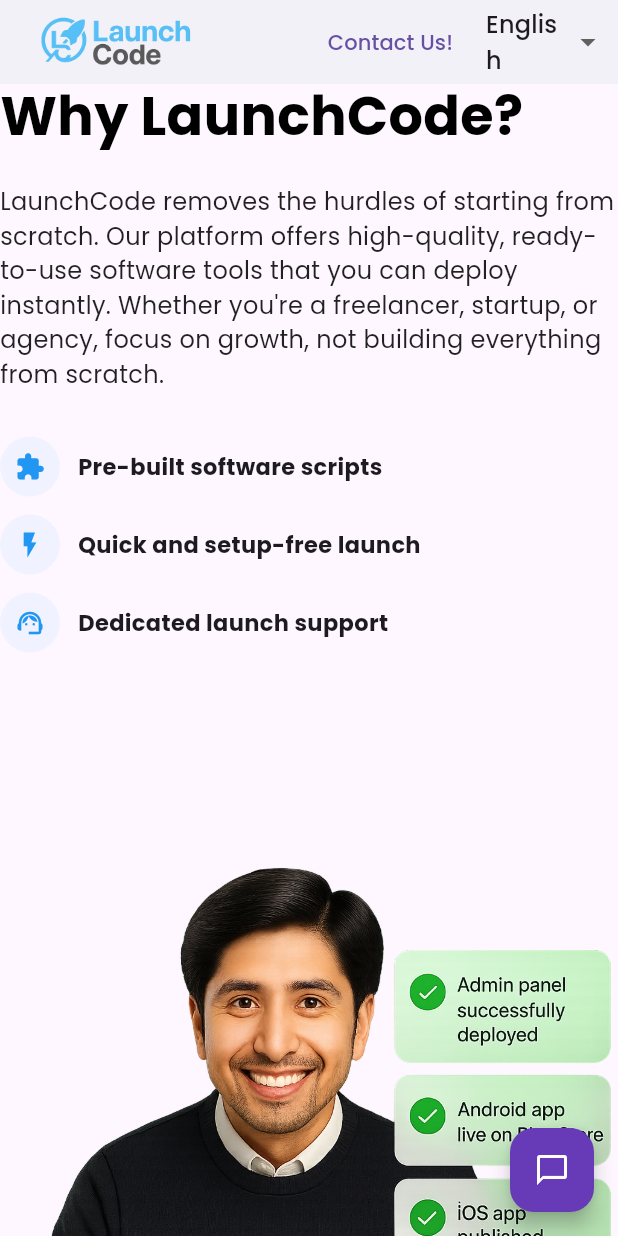
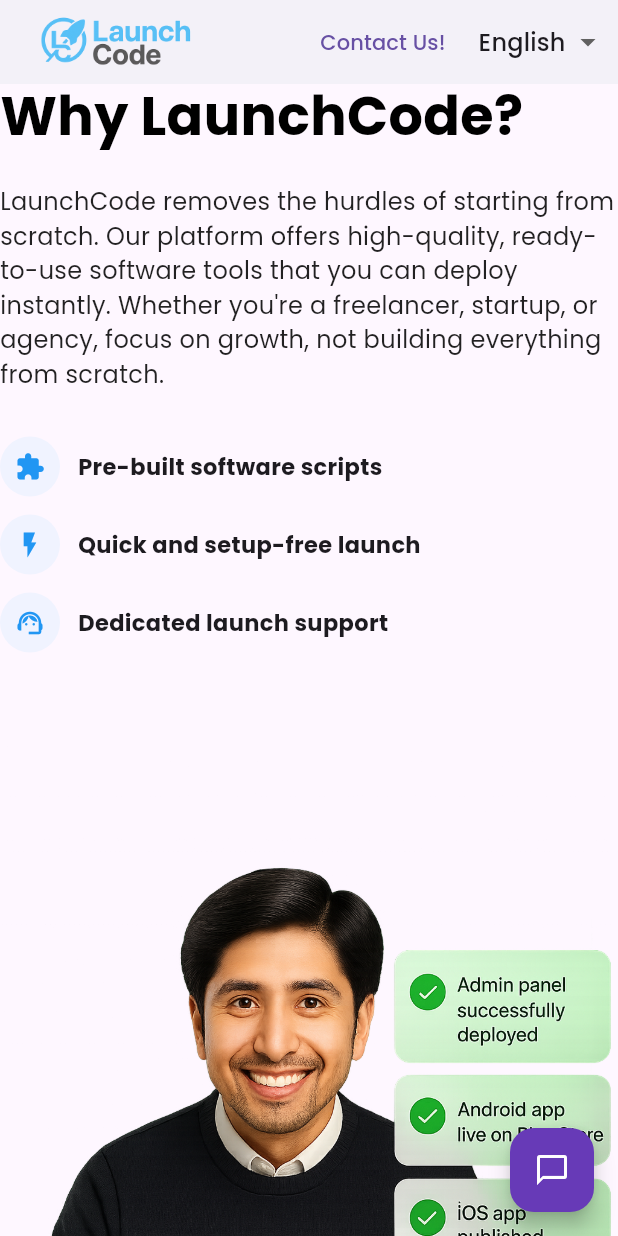
Before and after one commit to Abdullah4445/privatily_app_abdullah, a Flutter app: the screen it shows after launch, scrolled down 1728 dp, on a phone screen of 412 x 824 dp. Run offline on Flutter 3.47's test engine with Material 3 defaults, Android fonts, the phone set to English and light mode, and no system bars; our stand-ins replace animated_text_kit, cloud_firestore, firebase_auth, firebase_core, font_awesome_flutter, gap and 5 more; missing offline and left inert: carousel_slider_plus, seo; accounts and stored records are empty; project files that could hold a hidden picture were left out.

Commit message:
change responsive footer according to mobile and desktop screens

```diff
--- a/lib/modules/sections/FooterSection.dart
+++ b/lib/modules/sections/FooterSection.dart
@@ -184,7 +184,7 @@ class FooterSection extends StatelessWidget {
 
 Widget responsiveFooter(BuildContext context) {
   final screenWidth = MediaQuery.of(context).size.width;
-  const webBreakpoint = 800; // Adjust this based on your design
+  const webBreakpoint = 1000; // Adjust this based on your design
 
   // Web Layout
   if (screenWidth >= webBreakpoint) {
--- a/lib/widgets/home.dart
+++ b/lib/widgets/home.dart
@@ -217,7 +217,7 @@ class _HomeState extends State<Home> {
                     // }),
                     // Language selector
                     Container(
-                      width: 80,
+                      width: 85,
                       margin: const EdgeInsets.only(right: 8),
                       child: Obx(
                         () => DropdownButton<String>(
```
